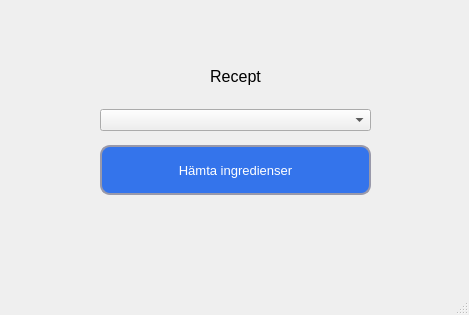
Qt form code/viewer/UI/start_menu.ui (marcusgostasson/smartshop) before a commit.
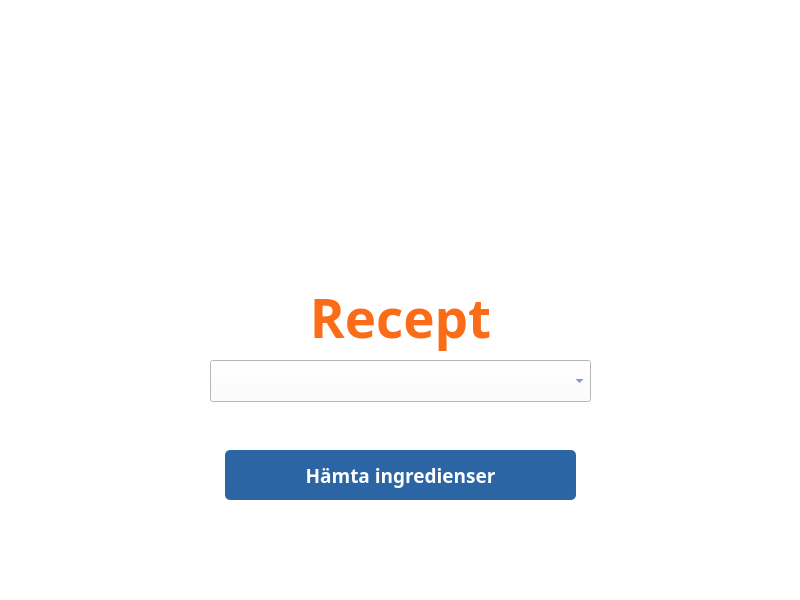
The same form after that commit. Icons and pictures are not drawn.

Commit message: Changed design in login, create_user and start_window

Patch:
```diff
--- a/code/viewer/UI/start_menu.ui
+++ b/code/viewer/UI/start_menu.ui
@@ -6,8 +6,8 @@
    <rect>
     <x>0</x>
     <y>0</y>
-    <width>469</width>
-    <height>315</height>
+    <width>800</width>
+    <height>600</height>
    </rect>
   </property>
   <property name="sizePolicy">
@@ -23,17 +23,23 @@
    <iconset>
     <normaloff>../pictures/smartshoplogo.png</normaloff>../pictures/smartshoplogo.png</iconset>
   </property>
+  <property name="styleSheet">
+   <string notr="true">background-color: rgb(255, 255, 255);</string>
+  </property>
   <widget class="QWidget" name="centralwidget">
    <widget class="QWidget" name="verticalLayoutWidget">
     <property name="geometry">
      <rect>
-      <x>100</x>
-      <y>50</y>
-      <width>271</width>
-      <height>81</height>
+      <x>210</x>
+      <y>281</y>
+      <width>381</width>
+      <height>121</height>
      </rect>
     </property>
     <layout class="QVBoxLayout" name="verticalLayout">
+     <property name="leftMargin">
+      <number>0</number>
+     </property>
      <item>
       <widget class="QLabel" name="recept_label">
        <property name="sizePolicy">
@@ -44,11 +50,14 @@
        </property>
        <property name="font">
         <font>
-         <pointsize>12</pointsize>
-         <weight>50</weight>
-         <bold>false</bold>
+         <family>Arial Black</family>
+         <pointsize>40</pointsize>
+         <bold>true</bold>
         </font>
        </property>
+       <property name="styleSheet">
+        <string notr="true">color: rgb(251, 108, 24);</string>
+       </property>
        <property name="text">
         <string>Recept</string>
        </property>
@@ -59,12 +68,28 @@
      </item>
      <item>
       <widget class="QComboBox" name="chosen_recipe">
+       <property name="enabled">
+        <bool>true</bool>
+       </property>
        <property name="sizePolicy">
         <sizepolicy hsizetype="Expanding" vsizetype="Fixed">
          <horstretch>0</horstretch>
          <verstretch>0</verstretch>
         </sizepolicy>
        </property>
+       <property name="font">
+        <font>
+         <family>Arial Black</family>
+         <pointsize>18</pointsize>
+         <bold>false</bold>
+         <kerning>false</kerning>
+        </font>
+       </property>
+       <property name="styleSheet">
+        <string notr="true">color: rgb(44, 101, 164);
+selection-color: rgb(251, 108, 24);
+</string>
+       </property>
       </widget>
      </item>
     </layout>
@@ -72,13 +97,22 @@
    <widget class="QWidget" name="horizontalLayoutWidget">
     <property name="geometry">
      <rect>
-      <x>100</x>
-      <y>130</y>
-      <width>271</width>
-      <height>81</height>
+      <x>210</x>
+      <y>430</y>
+      <width>381</width>
+      <height>91</height>
      </rect>
     </property>
     <layout class="QHBoxLayout" name="horizontalLayout">
+     <property name="spacing">
+      <number>-1</number>
+     </property>
+     <property name="leftMargin">
+      <number>15</number>
+     </property>
+     <property name="rightMargin">
+      <number>15</number>
+     </property>
      <item>
       <widget class="QPushButton" name="get_ingredients_button">
        <property name="maximumSize">
@@ -89,43 +123,19 @@
        </property>
        <property name="font">
         <font>
-         <pointsize>10</pointsize>
-         <weight>50</weight>
-         <bold>false</bold>
+         <family>Arial Black</family>
+         <pointsize>14</pointsize>
+         <bold>true</bold>
         </font>
        </property>
        <property name="mouseTracking">
         <bool>false</bool>
        </property>
        <property name="styleSheet">
-        <string notr="true">QPushButton { 
-        border-style: solid;
-        border-width: 2px;
-        border-color: #9999aa;
-        border-radius: 10px;
-        color: white;
-        background-color: #3474eb;
-    }
-
-    QPushButton:enabled {
-        background-color: #3474eb;
-        color: white;
-    }
-
-    QPushButton:pressed {
-        background-color: #0d2f72;
-        color: #fffffe;
-    }
-
-    QPushButton:hover:!pressed {
-        background-color: #E1F4FF;
-        color: #0c2f70;
-    }
-
-    QPushButton:disabled {
-        background-color: #aaaaaa;
-        color: #ffffff;
-    }</string>
+        <string notr="true">background-color: rgb(44, 101, 164);
+border-radius: 5px;
+color: rgb(255, 255, 255);
+</string>
        </property>
        <property name="text">
         <string>Hämta ingredienser</string>
@@ -134,6 +144,25 @@
      </item>
     </layout>
    </widget>
+   <widget class="QLabel" name="logo1">
+    <property name="geometry">
+     <rect>
+      <x>200</x>
+      <y>20</y>
+      <width>381</width>
+      <height>251</height>
+     </rect>
+    </property>
+    <property name="text">
+     <string/>
+    </property>
+    <property name="pixmap">
+     <pixmap>../../../../../Bilder/smartshoplogo1.png</pixmap>
+    </property>
+    <property name="scaledContents">
+     <bool>true</bool>
+    </property>
+   </widget>
   </widget>
   <widget class="QMenuBar" name="menubar">
    <property name="geometry">
```
Left out of the diff: 6 changed lines with no effect on the pictures. The commit also changes 15 other files.
